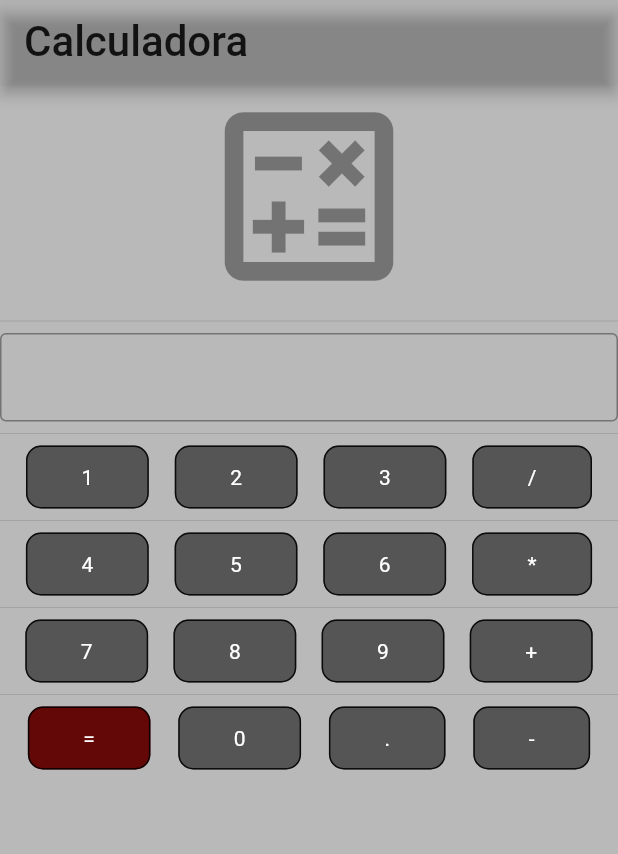
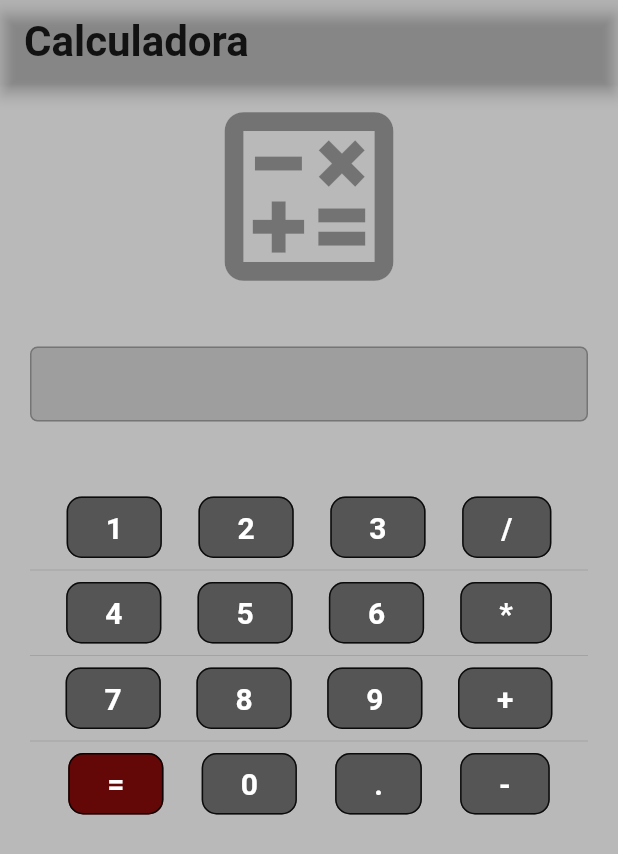
Before and after one commit to guuhenrique/calculadora, a Flutter app: the screen it shows after launch, on a phone screen of 412 x 824 dp. Shown: the top 854 px of the screen. Run offline on Flutter 3.47's test engine with Material 2 defaults, Android fonts, the phone set to English and light mode, and no system bars.

Commit message:
change screen

```diff
--- a/lib/main.dart
+++ b/lib/main.dart
@@ -1,126 +1,9 @@
-import 'package:calculadora/widgets/button/buttonWidgets.dart';
+import 'package:calculadora/screen/home_page.dart';
 import 'package:flutter/material.dart';
 
 void main() {
-  runApp(MaterialApp(home: Home()));
+  runApp(
+      MaterialApp(
+          home: HomePage(
+  )));
 }
-
-class Home extends StatefulWidget {
-  @override
-  _HomeState createState() => _HomeState();
-}
-
-class _HomeState extends State<Home> {
-  static const double font = 14.0;
-  String view = "";
-
-  @override
-  Widget build(BuildContext context) {
-    return Scaffold(
-        appBar: AppBar(
-          title: Text(
-            "Calculadora",
-            style: TextStyle(
-              color: Colors.black87,
-              fontSize: 28.0,
-            ),
-          ),
-          backgroundColor: Colors.black26,
-        ),
-        body: Center(
-            child: Container(
-                color: Colors.black26,
-                child: Expanded(
-                    child: Column(children: <Widget>[
-                  Icon(Icons.calculate_outlined,
-                      size: 150.0, color: Colors.black38),
-                  Divider(),
-                  TextField(
-                      decoration: InputDecoration(
-                    labelText: view,
-                    labelStyle: TextStyle(color: Colors.white),
-                    border: OutlineInputBorder(),
-                  )),
-                  Divider(),
-                  Row(
-                    mainAxisAlignment: MainAxisAlignment.spaceEvenly,
-                    children: <Widget>[
-                      symbolButtonWidget("1", font),
-                      symbolButtonWidget("2", font),
-                      symbolButtonWidget("3", font),
-                      symbolButtonWidget("/", font),
-                    ],
-                  ),
-                  Divider(),
-                  Row(
-                    mainAxisAlignment: MainAxisAlignment.spaceEvenly,
-                    children: <Widget>[
-                      symbolButtonWidget("4", font),
-                      symbolButtonWidget("5", font),
-                      symbolButtonWidget("6", font),
-                      symbolButtonWidget("*", font),
-                    ],
-                  ),
-                  Divider(),
-                  Row(
-                    mainAxisAlignment: MainAxisAlignment.spaceEvenly,
-                    children: <Widget>[
-                      symbolButtonWidget("7", font),
-                      symbolButtonWidget("8", font),
-                      symbolButtonWidget("9", font),
-                      symbolButtonWidget("+", font),
-                    ],
-                  ),
-                  Divider(),
-                  Row(
-                    mainAxisAlignment: MainAxisAlignment.spaceEvenly,
-                    children: <Widget>[
-                      symbolButtonWidget("=", font),
-                      symbolButtonWidget("0", font),
-                      symbolButtonWidget(".", font),
-                      symbolButtonWidget("-", font),
-                    ],
-                  ),
-                ])))));
-  }
-
-  Widget buttonWidget(String simbolo, Color cor) {
-    return ElevatedButton(
-        onPressed: onPressedButton(),
-        child: Text(
-          simbolo,
-          style: TextStyle(color: Colors.white, fontSize: font),
-        ),
-        style: ElevatedButton.styleFrom(onSurface: cor));
-  }
-
-  onPressedButton() {
-    // switch (simbolo) {
-    //   case "0":
-    //     view = view.toString() + "0";
-    //         break;
-    //   case "1":
-    //     view = view.toString() + "1";
-    //     break;
-    //   case "2":
-    //     view = view.toString() + "2";
-    //     break;
-    //   case "3":
-    //   case "4":
-    //   case "5":
-    //   case "6":
-    //   case "7":
-    //   case "8":
-    //   case "9":
-    //   case "/":
-    //   case "*":
-    //   case "+":
-    //   case "-":
-    //   case ".":
-    //   case "=":
-    // }
-    // setState(() {
-    //
-    // });
-  }
-}
--- /dev/null
+++ b/lib/screen/home_page.dart
@@ -0,0 +1,106 @@
+import 'package:calculadora/screen/screen_page_result.dart';
+import 'package:calculadora/widgets/button/buttonWidgets.dart';
+import 'package:flutter/material.dart';
+
+class HomePage extends StatefulWidget {
+  @override
+  _HomeState createState() => _HomeState();
+}
+
+class _HomeState extends State<HomePage> {
+  static const double FONT = 20.0;
+  String view = "";
+
+  @override
+  Widget build(BuildContext context) {
+    return Scaffold(
+      appBar: AppBar(
+        title: Text(
+          "Calculadora",
+          style: TextStyle(
+            color: Colors.black87,
+            fontSize: 28.0,
+            fontWeight: FontWeight.bold,
+          ),
+        ),
+        backgroundColor: Colors.black26,
+      ),
+      body: Center(
+          child: Container(
+              padding: EdgeInsets.symmetric(horizontal: 20),
+              color: Colors.black26,
+              child: Expanded(
+                  child: Column(children: <Widget>[
+                    Icon(Icons.calculate_outlined,
+                        size: 150.0, color: Colors.black38),
+                    SizedBox(height: 25),
+                    Row(
+                      children: [
+                        Expanded(
+                          child: Container(
+                            height: 50,
+                            //width: 300,
+                            padding: EdgeInsets.symmetric(horizontal: 15),
+                            decoration: BoxDecoration(
+                              color: Colors.grey,
+                              border: Border.fromBorderSide(
+                                  BorderSide(color: Colors.black26)),
+                              borderRadius: BorderRadius.circular(5),
+                            ),
+                          ),
+                        )
+                      ],
+                    ),
+                    SizedBox(
+                      height: 50,
+                    ),
+                    Row(
+                      mainAxisAlignment: MainAxisAlignment.spaceEvenly,
+                      children: <Widget>[
+                        SymbolButtonWidget("1", FONT),
+                        SymbolButtonWidget("2", FONT),
+                        SymbolButtonWidget("3", FONT),
+                        SymbolButtonWidget("/", FONT),
+                      ],
+                    ),
+                    Divider(),
+                    Row(
+                      mainAxisAlignment: MainAxisAlignment.spaceEvenly,
+                      children: <Widget>[
+                        SymbolButtonWidget("4", FONT),
+                        SymbolButtonWidget("5", FONT),
+                        SymbolButtonWidget("6", FONT),
+                        SymbolButtonWidget("*", FONT),
+                      ],
+                    ),
+                    Divider(),
+                    Row(
+                      mainAxisAlignment: MainAxisAlignment.spaceEvenly,
+                      children: <Widget>[
+                        SymbolButtonWidget("7", FONT),
+                        SymbolButtonWidget("8", FONT),
+                        SymbolButtonWidget("9", FONT),
+                        SymbolButtonWidget("+", FONT),
+                      ],
+                    ),
+                    Divider(),
+                    Row(
+                      mainAxisAlignment: MainAxisAlignment.spaceEvenly,
+                      children: <Widget>[
+                        GestureDetector(
+                          onTap: () {
+                            Navigator.push(context, MaterialPageRoute(builder: (
+                                context) => ScreenPageResult()));
+                          },
+                          child: SymbolButtonWidget("=", FONT),
+                        ),
+                        SymbolButtonWidget("0", FONT),
+                        SymbolButtonWidget(".", FONT),
+                        SymbolButtonWidget("-", FONT),
+                      ],
+                    ),
+                  ])))),
+
+    );
+  }
+}
--- /dev/null
+++ b/lib/screen/screen_page_result.dart
@@ -0,0 +1,28 @@
+import 'package:flutter/material.dart';
+
+class ScreenPageResult extends StatelessWidget {
+  @override
+  Widget build(BuildContext context) {
+    return Scaffold(
+        appBar: PreferredSize(
+            preferredSize: Size.fromHeight(50),
+            child: SafeArea(
+              top: true,
+              child: BackButton(),
+            )),
+        body: Container(
+            child: Center(
+                child: Column(children: [
+          Container(
+              color: Colors.white,
+              child: Text(
+                "Resultado",
+                style: TextStyle(
+                  fontSize: 50,
+                  color: Colors.red,
+                  fontWeight: FontWeight.bold,
+                ),
+              ))
+        ]))));
+  }
+}
--- a/lib/widgets/button/buttonWidgets.dart
+++ b/lib/widgets/button/buttonWidgets.dart
@@ -1,8 +1,8 @@
 import 'package:flutter/material.dart';
 
-class symbolButtonWidget extends StatelessWidget {
+class SymbolButtonWidget extends StatelessWidget {
   double font;
-  final String simbolo;
+  String simbolo;
   Color corBackground;
 
   Color cor(simbolo){
@@ -14,25 +14,27 @@ class symbolButtonWidget extends StatelessWidget {
     return corBackground;
   }
 
-  symbolButtonWidget(String this.simbolo, double font);
+  SymbolButtonWidget(String this.simbolo, double this.font);
 
   @override
   Widget build(BuildContext context) {
     return Container(
       decoration: BoxDecoration(
         color: this.cor(simbolo),
-        border: Border.fromBorderSide(BorderSide(
-          color: Colors.black87,
-        )),
+        border: Border.fromBorderSide(
+            BorderSide(
+          color: Colors.black87,)
+        ),
         borderRadius: BorderRadius.circular(10.0),
       ),
       child: Padding(
-          padding: EdgeInsets.symmetric(horizontal: 36, vertical: 12),
+          padding: EdgeInsets.symmetric(horizontal: 25, vertical: 8),
           child: Text(
             simbolo,
             style: TextStyle(
               color: Colors.white,
               fontSize: font,
+              fontWeight: FontWeight.bold ,
             ),
           )),
     );
```
